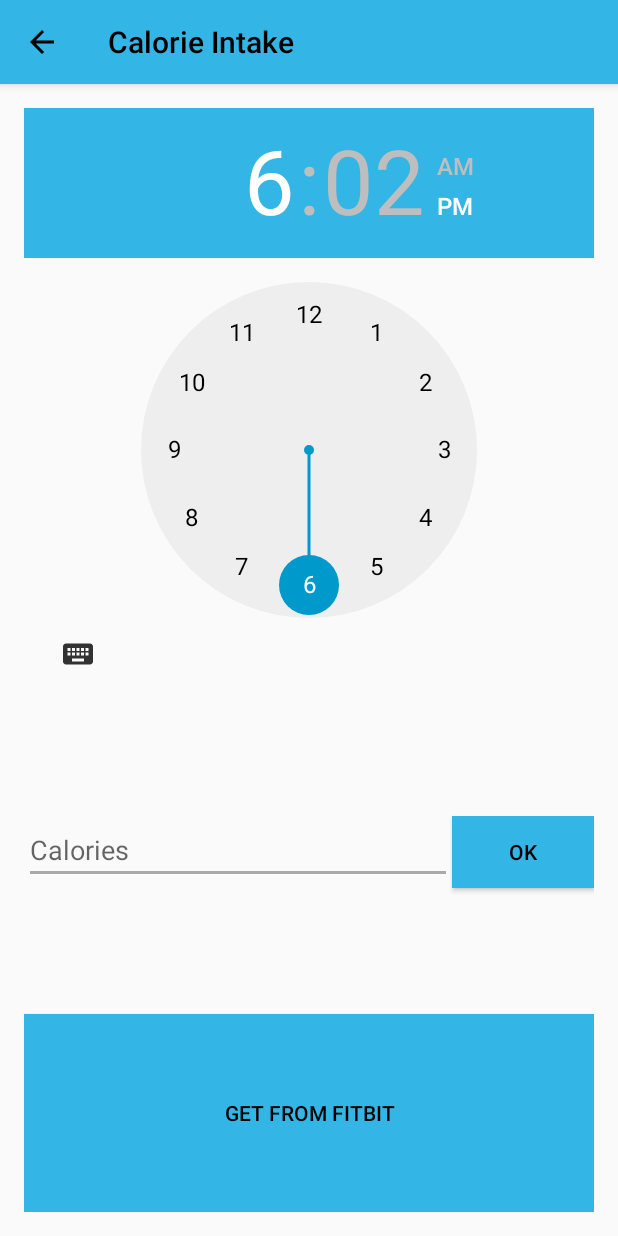
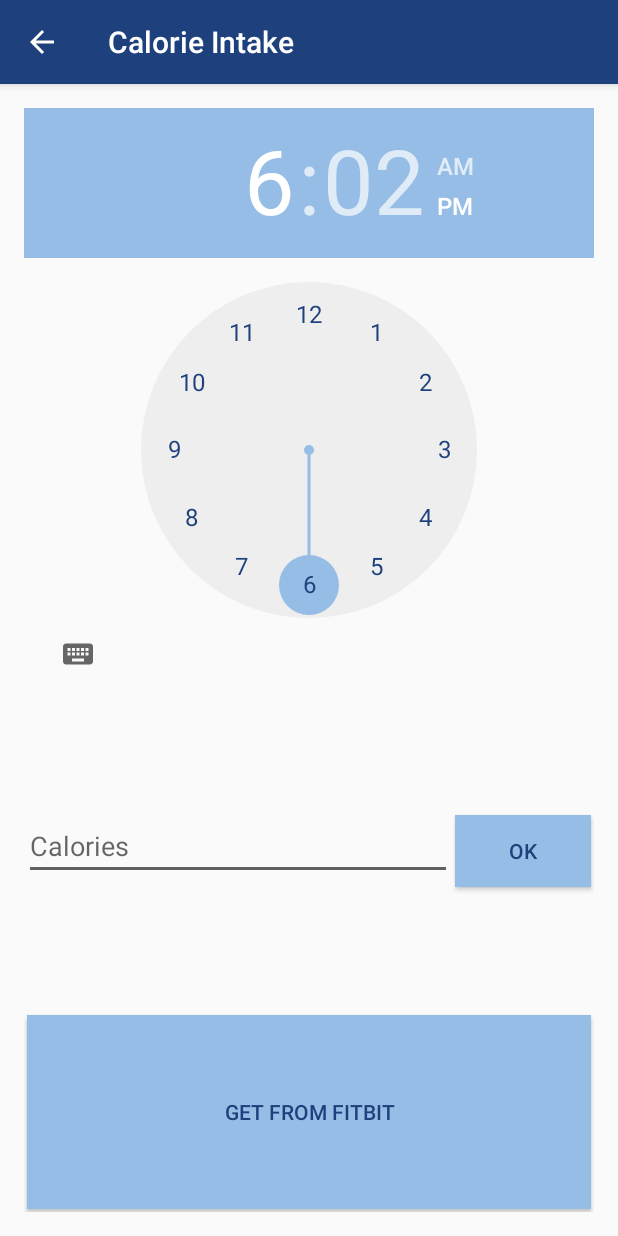
Before and after one commit to rhythm003/Type1, an Android app: the CalActivity screen opened directly, with no data from a screen before it, on a phone screen of 412 x 824 dp. Run offline under Robolectric (Android 15) with nearby library versions, the phone set to English and light mode, and no system bars; network calls fail.

Commit message:
changed theme, style and logo

```diff
--- a/app/src/main/AndroidManifest.xml
+++ b/app/src/main/AndroidManifest.xml
@@ -20,9 +20,13 @@
                 <category android:name="android.intent.category.LAUNCHER" />
             </intent-filter>
         </activity>
-        <activity android:name=".MainActivity" />
+        <activity
+            android:name=".MainActivity"
+            android:label="Home"
+            />
         <activity android:name=".RegActivity" />
         <activity
+            android:label="Glucose level"
             android:name=".GluActivity"
             android:parentActivityName=".MainActivity"
             android:theme="@style/AppThemeAC" />
--- a/app/src/main/java/com/rhythm003/type1/FitbitCalActivity.java
+++ b/app/src/main/java/com/rhythm003/type1/FitbitCalActivity.java
@@ -107,7 +107,7 @@ public class FitbitCalActivity extends AppCompatActivity {
 
                     JSONObject jobj = new JSONObject(response);
                     JSONArray foodlog = jobj.getJSONArray("foods");
-                    if(foodlog.length() > 0) tvStatus.setText("Recent Foods: ");
+
                     for(int i = 0; i < foodlog.length(); i++) {
                         JSONObject temp = foodlog.getJSONObject(i).getJSONObject("loggedFood");
                         items.add(temp.getString("name"));
@@ -151,6 +151,7 @@ public class FitbitCalActivity extends AppCompatActivity {
 
                     JSONObject jobj = new JSONObject(response);
                     JSONArray foodlog = jobj.getJSONArray("foods");
+                    if(foodlog.length() > 0) tvStatus.setText("Recent Foods: ");
                     for(int i = 0; i < foodlog.length(); i++) {
                         JSONObject temp = foodlog.getJSONObject(i).getJSONObject("loggedFood");
                         items.add(temp.getString("name"));
--- a/app/src/main/res/layout/activity_cal.xml
+++ b/app/src/main/res/layout/activity_cal.xml
@@ -17,9 +17,10 @@
         android:id="@+id/cal_tp"
         android:layout_weight="1"
         style="@style/AppThemeAC"
-        android:amPmBackgroundColor="@android:color/holo_blue_dark"
-        android:headerBackground="@android:color/holo_blue_light"
-        android:numbersSelectorColor="?attr/colorPrimaryDark" />
+        android:amPmBackgroundColor="@color/colorSecondary"
+        android:headerBackground="@color/colorSecondary"
+        android:numbersTextColor="@color/colorPrimary"
+        android:numbersSelectorColor="@color/colorSecondary" />
 
     <LinearLayout
         android:orientation="horizontal"
@@ -37,20 +38,20 @@
             android:layout_weight="1" />
 
         <Button
+            style="@style/AppButton"
             android:text="Ok"
             android:layout_width="fill_parent"
             android:layout_height="wrap_content"
             android:id="@+id/cal_btn_send"
-            android:layout_weight="3"
-            android:background="@android:color/holo_blue_light" />
+            android:layout_weight="3" />
     </LinearLayout>
 
     <Button
+        style="@style/AppButton"
         android:text="Get from Fitbit"
         android:layout_width="match_parent"
         android:layout_height="wrap_content"
         android:id="@+id/cal_btn_fitbit"
-        android:layout_weight="1"
-        android:background="@android:color/holo_blue_light" />
+        android:layout_weight="1" />
 
 </LinearLayout>
--- a/app/src/main/res/layout/activity_fitbit_cal.xml
+++ b/app/src/main/res/layout/activity_fitbit_cal.xml
@@ -35,6 +35,7 @@
             android:layout_gravity="bottom" />
 
         <Button
+            style="@style/AppButton"
             android:text="Done"
             android:layout_width="fill_parent"
             android:layout_height="wrap_content"
@@ -56,6 +57,7 @@
         android:layout_weight="1">
     </ListView>
     <Button
+        style="@style/AppButton"
         android:text="Add an entry in Fitbit"
         android:layout_width="match_parent"
         android:layout_height="fill_parent"
--- a/app/src/main/res/layout/activity_glu.xml
+++ b/app/src/main/res/layout/activity_glu.xml
@@ -22,18 +22,18 @@
         android:layout_height="fill_parent"
         android:layout_weight="3">
         <Button
+            style="@style/AppButton"
             android:layout_width="fill_parent"
             android:layout_height="wrap_content"
             android:text="Start tracking"
             android:id="@+id/bt_glu_start"
-            android:background="@android:color/holo_blue_light"
             android:layout_weight="1" />
         <Button
+            style="@style/AppButton"
             android:layout_width="fill_parent"
             android:layout_height="wrap_content"
             android:text="Stop tracking"
             android:id="@+id/bt_glu_stop"
-            android:background="@android:color/holo_blue_light"
             android:layout_weight="1" />
     </LinearLayout>
 </LinearLayout>
--- a/app/src/main/res/layout/activity_reg.xml
+++ b/app/src/main/res/layout/activity_reg.xml
@@ -47,11 +47,11 @@
         android:layout_gravity="center_horizontal" />
 
     <Button
+        style="@style/AppButton"
         android:layout_width="wrap_content"
         android:layout_height="wrap_content"
         android:text="Sign up"
         android:id="@+id/btReg2"
-        android:layout_gravity="center_horizontal"
-        android:background="@android:color/holo_blue_light" />
+        android:layout_gravity="center_horizontal" />
 
 </LinearLayout>
--- a/app/src/main/res/layout/activity_setting.xml
+++ b/app/src/main/res/layout/activity_setting.xml
@@ -18,6 +18,7 @@
         android:id="@+id/set_tvLink" />
 
     <Button
+        style="@style/AppButton"
         android:text="Connect with Fitbit"
         android:layout_width="match_parent"
         android:layout_height="wrap_content"
--- a/app/src/main/res/values/colors.xml
+++ b/app/src/main/res/values/colors.xml
@@ -1,6 +1,10 @@
 <?xml version="1.0" encoding="utf-8"?>
 <resources>
-    <color name="colorPrimary">#81c784</color>
-    <color name="colorPrimaryDark">#616161</color>
-    <color name="colorAccent">#9e9e9e</color>
+    <color name="colorSecondary">#95bde5</color>
+    <color name="colorSecondaryDark">#6c87a3</color>
+    <color name="colorAccent">#616161</color>
+    <color name="colorPrimary">#1e407c</color>
+    <color name="colorPrimaryDark">#193568</color>
+    <color name="colorText">#ffffff</color>
+    <color name="colorBackground">#ffffff</color>
 </resources>
--- a/app/src/main/res/values/strings.xml
+++ b/app/src/main/res/values/strings.xml
@@ -1,3 +1,3 @@
 <resources>
-    <string name="app_name">Type1</string>
+    <string name="app_name">QuickPredict</string>
 </resources>
--- a/app/src/main/res/values/styles.xml
+++ b/app/src/main/res/values/styles.xml
@@ -1,27 +1,36 @@
-<resources>
+<resources xmlns:tools="http://schemas.android.com/tools">
 
     <!-- Base application theme. -->
     <style name="AppTheme" parent="Theme.AppCompat.Light.NoActionBar">
         <!-- Customize your theme here. -->
-        <item name="colorPrimary">@android:color/holo_blue_light</item>
-        <item name="colorPrimaryDark">@android:color/holo_blue_dark</item>
-        <item name="colorAccent">@android:color/darker_gray</item>
+        <item name="colorPrimary">@color/colorPrimary</item>
+        <item name="colorPrimaryDark">@color/colorPrimaryDark</item>
+        <item name="colorAccent">@color/colorAccent</item>
         <item name="android:colorBackground">@color/background_material_light</item>
-        <item name="android:textColorPrimary">@android:color/primary_text_light</item>
-        <item name="android:textColorPrimaryInverse">@android:color/primary_text_dark</item>
-        <item name="android:textColorSecondary">@android:color/secondary_text_light</item>
-        <item name="android:textColorSecondaryInverse">@android:color/secondary_text_dark</item>
+        <item name="android:textColor">@color/colorAccent</item>
     </style>
 
-    <style name="AppThemeAC" parent="Theme.AppCompat.Light">
+    <style name="AppThemeAC" parent="Theme.AppCompat.Light.DarkActionBar">
         <!-- Customize your theme here. -->
-        <item name="colorPrimary">@android:color/holo_blue_light</item>
-        <item name="colorPrimaryDark">@android:color/holo_blue_dark</item>
-        <item name="colorAccent">@android:color/darker_gray</item>
+        <item name="colorPrimary">@color/colorPrimary</item>
+        <item name="colorPrimaryDark">@color/colorPrimaryDark</item>
+        <item name="colorAccent">@color/colorAccent</item>
         <item name="android:colorBackground">@color/background_material_light</item>
-        <item name="android:textColorPrimary">@android:color/primary_text_light</item>
-        <item name="android:textColorPrimaryInverse">@android:color/primary_text_dark</item>
-        <item name="android:textColorSecondary">@android:color/secondary_text_light</item>
-        <item name="android:textColorSecondaryInverse">@android:color/secondary_text_dark</item>
+        <item name="android:textColorPrimary">@color/colorAccent</item>
+        <item name="actionBarStyle">@style/MyActionBar</item>
+    </style>
+
+    <style name="MyActionBar" parent="@style/Widget.AppCompat.ActionBar.Solid">
+        <item name="titleTextStyle">@style/MyTitleTextStyle</item>
+    </style>
+
+    <style name="MyTitleTextStyle" parent="@style/TextAppearance.AppCompat.Widget.ActionBar.Title">
+        <item name="android:textColor">@android:color/white</item>
+    </style>
+
+    <style name="AppButton">
+        <item name="android:background">@color/colorSecondary</item>
+        <item name="android:textColor">@color/colorPrimary</item>
+        <item name="android:layout_margin">2dp</item>
     </style>
 </resources>
```
Also changed, not shown: app/src/main/res/layout/activity_login.xml (+4 -4 lines), app/src/main/res/layout/activity_main.xml (+10 -7 lines), app/src/main/res/layout/list_checked_textview.xml (added, +9 -0 lines), app/src/main/res/mipmap-hdpi/ic_launcher.png, app/src/main/res/mipmap-hdpi/logonew.png (added), app/src/main/res/mipmap-mdpi/ic_launcher.png, app/src/main/res/mipmap-xhdpi/ic_launcher.png, app/src/main/res/mipmap-xxhdpi/ic_launcher.png, app/src/main/res/mipmap-xxxhdpi/ic_launcher.png.
